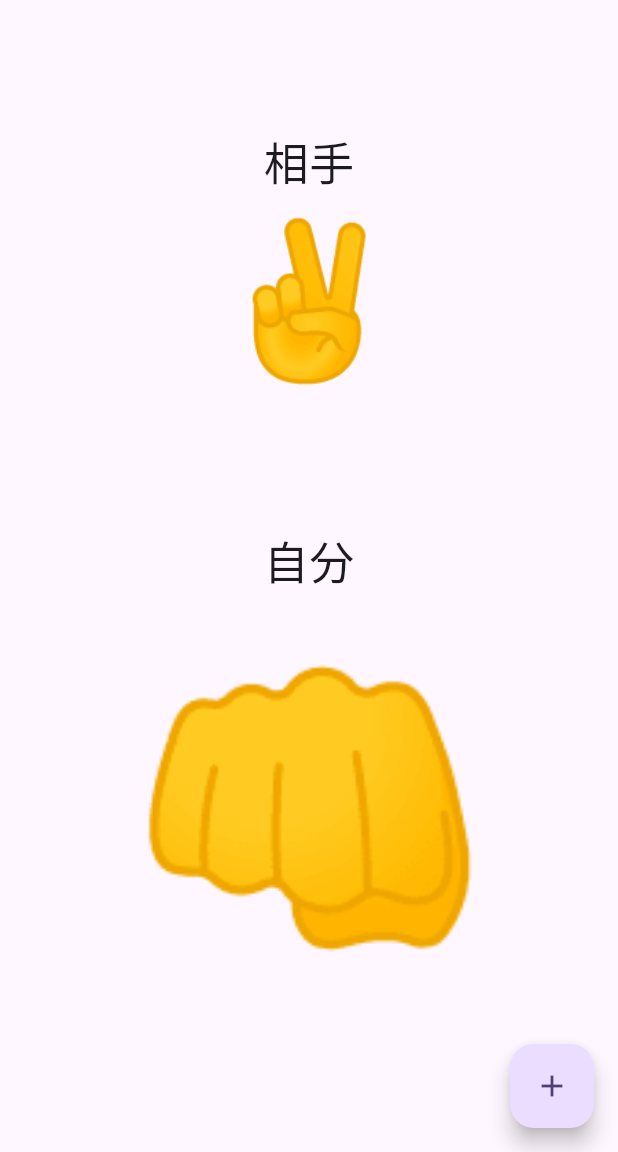
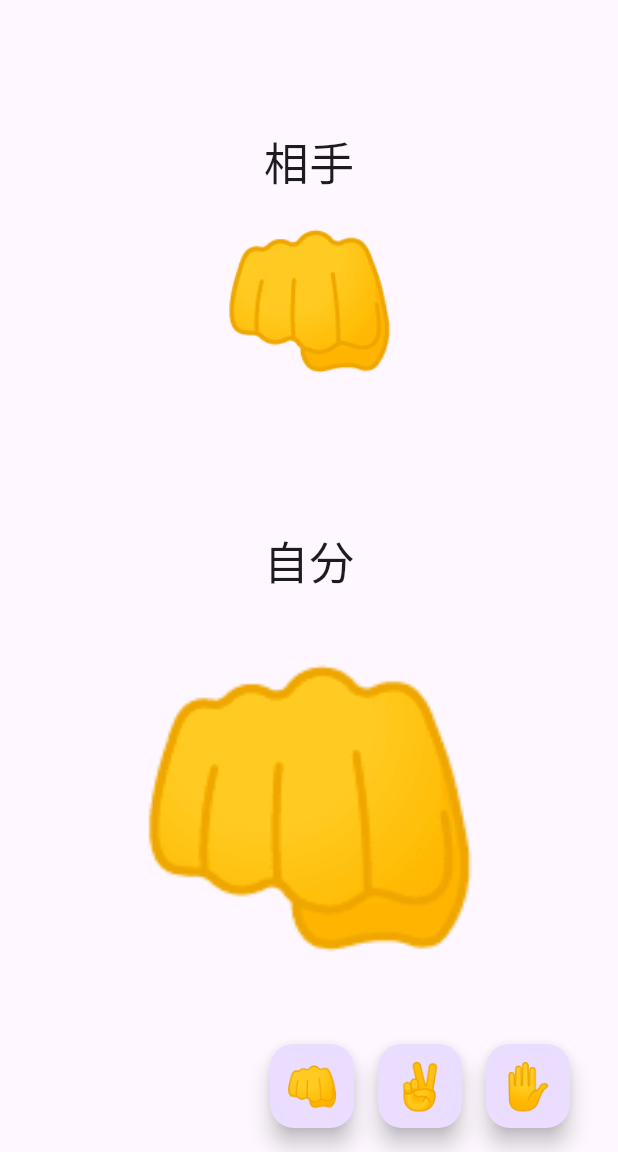
Before and after one commit to tomoakien/jabnken, a Flutter app: the screen it shows after launch, on a phone screen of 412 x 824 dp, the part 84-1236 px from its top. Run offline on Flutter 3.47's test engine with Material 3 defaults, Android fonts, the phone set to English and light mode, and no system bars.

Commit message:
リファクタリングenum使用前

```diff
--- a/lib/main.dart
+++ b/lib/main.dart
@@ -1,3 +1,5 @@
+import 'dart:math';
+
 import 'package:flutter/material.dart';
 
 void main() {
@@ -30,11 +32,18 @@ class MyHomePage extends StatefulWidget {
 }
 
 class _MyHomePageState extends State<MyHomePage> {
-  String jankenText = '👊';
+  String myJankenText = '👊';
+  String computerJankenText = '👊';
 
-  void _chooseJankenText() {
+  List<String> jankenList = ['👊', '✌️', '✋'];
+
+  void chooseComputerText() {
+    final random = Random();
+    final randomNumber = random.nextInt(3);
+    final hand = jankenList[randomNumber];
+
     setState(() {
-      jankenText = '✋';
+      computerJankenText = hand;
     });
   }
 
@@ -54,7 +63,7 @@ class _MyHomePageState extends State<MyHomePage> {
                 style: TextStyle(fontSize: 30),
               ),
               Text(
-              '✌️',
+                computerJankenText,
                 style: TextStyle(fontSize: 100),
               ),
               SizedBox(
@@ -65,16 +74,61 @@ class _MyHomePageState extends State<MyHomePage> {
                 style: TextStyle(fontSize: 30),
               ),
               Text(
-              jankenText,
+                myJankenText,
                 style: TextStyle(fontSize: 200),
               ),
             ],
           ),
         ),
-      floatingActionButton: FloatingActionButton(
-        onPressed: _chooseJankenText,
-        child: const Icon(Icons.add),
-      ), // This trailing comma makes auto-formatting nicer for build methods.
-    );
+        floatingActionButton: Row(
+          mainAxisAlignment: MainAxisAlignment.end,
+          children: [
+            FloatingActionButton(
+              onPressed: () {
+                setState(() {
+                  myJankenText = '👊';
+                });
+                chooseComputerText();
+              },
+              child: const Text(
+                '👊',
+                style: TextStyle(fontSize: 30),
+              ),
+            ),
+            const SizedBox(
+              width: 16,
+            ),
+            FloatingActionButton(
+              onPressed: () {
+                setState(() {
+                  myJankenText = '✌️';
+                });
+                chooseComputerText();
+              },
+              child: const Text(
+                '✌️',
+                style: TextStyle(fontSize: 30),
+              ),
+            ),
+            const SizedBox(
+              width: 16,
+            ),
+            FloatingActionButton(
+              onPressed: () {
+                setState(() {
+                  myJankenText = '✋';
+                });
+                chooseComputerText();
+              },
+              child: const Text(
+                '✋',
+                style: TextStyle(fontSize: 30),
+              ),
+            ),
+            const SizedBox(
+              width: 16,
+            ),
+          ],
+        ));
   }
 }
```
Lines whose indentation alone changed are shown as unchanged.
